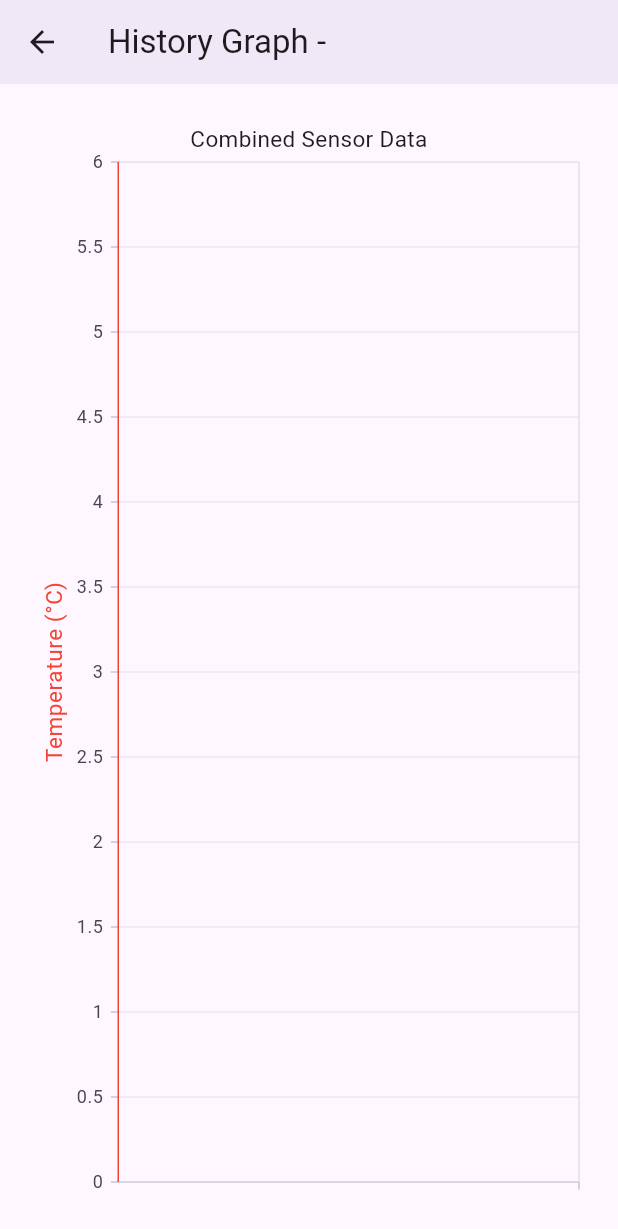
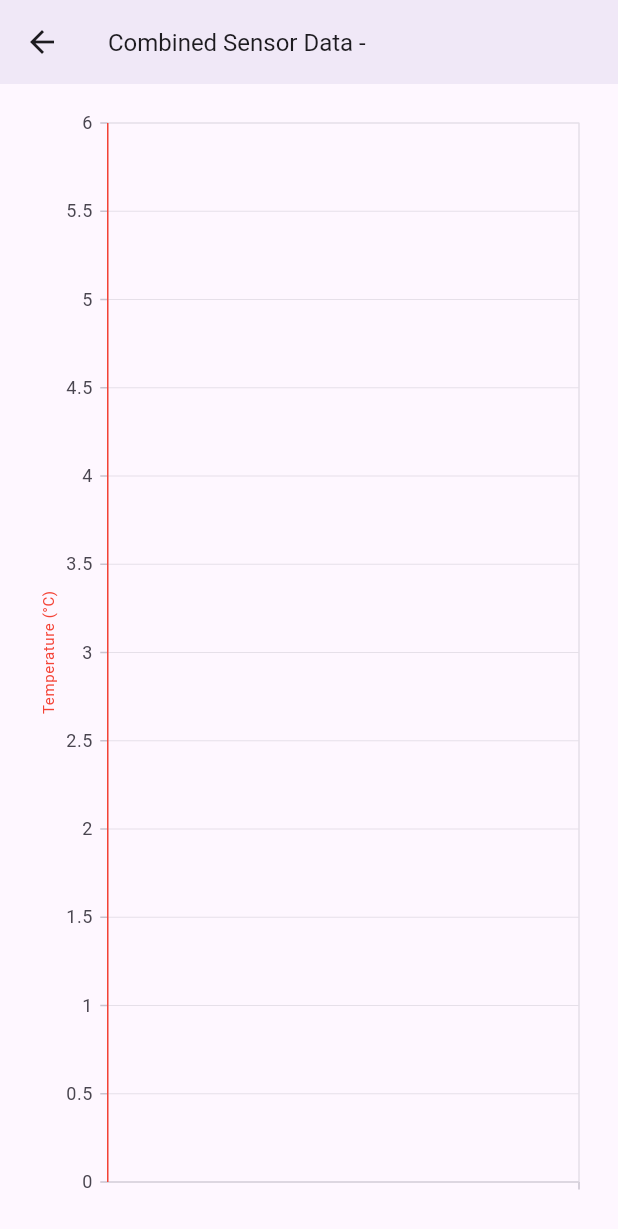
Before and after one commit to MichalMatu/ble_app, a Flutter app: the HistoryGraph screen opened directly with empty values, on a phone screen of 412 x 824 dp. Shown: the top 1229 px of the screen. Run offline on Flutter 3.47's test engine with Material 3 defaults, Android fonts, the phone set to English and light mode, and no system bars; our stand-ins replace convert, device_info_plus, expandable, permission_handler, syncfusion_flutter_charts; missing offline and left inert: bluez, flutter_web_bluetooth.

Commit message:
styled more

```diff
--- a/example/lib/home/history_graph.dart
+++ b/example/lib/home/history_graph.dart
@@ -76,8 +76,8 @@ class HistoryGraphState extends State<HistoryGraph> {
 
     final parts = line.split(',');
     if (parts.length >= 4) {
-      final timestamp =
-          parts[0].substring(0, 16); // Remove seconds from timestamp
+      // Extract up to minutes (YYYY/MM/DD HH:MM)
+      final timestamp = parts[0].substring(0, 16);
       final temperature = double.tryParse(parts[1]) ?? 0.0;
       final humidity = double.tryParse(parts[2]) ?? 0.0;
       final co2 = double.tryParse(parts[3]) ?? 0.0;
@@ -97,8 +97,10 @@ class HistoryGraphState extends State<HistoryGraph> {
   Widget build(BuildContext context) {
     return Scaffold(
       appBar: AppBar(
-        title:
-            Text('History Graph - ${widget.device.name ?? "Unknown Device"}'),
+        title: Text(
+          'Combined Sensor Data - ${widget.device.name ?? "Unknown Device"}',
+          style: TextStyle(fontSize: 16), // Adjust font size here
+        ),
         elevation: 4,
       ),
       body: isLoading
@@ -110,7 +112,6 @@ class HistoryGraphState extends State<HistoryGraph> {
                   enablePanning: true,
                   enablePinching: true,
                 ),
-                title: const ChartTitle(text: 'Combined Sensor Data'),
                 primaryXAxis: const CategoryAxis(
                   labelIntersectAction: AxisLabelIntersectAction.hide,
                   labelRotation: 90, // Rotate labels vertically
@@ -119,7 +120,8 @@ class HistoryGraphState extends State<HistoryGraph> {
                   name: 'TemperatureAxis',
                   title: AxisTitle(
                     text: 'Temperature (°C)',
-                    textStyle: TextStyle(color: Colors.red),
+                    textStyle: TextStyle(
+                        color: Colors.red, fontSize: 10), // Smaller text size
                   ),
                   opposedPosition: false,
                   axisLine: AxisLine(color: Colors.red),
@@ -129,7 +131,9 @@ class HistoryGraphState extends State<HistoryGraph> {
                     name: 'HumidityAxis',
                     title: AxisTitle(
                       text: 'Humidity (%)',
-                      textStyle: TextStyle(color: Colors.blue),
+                      textStyle: TextStyle(
+                          color: Colors.blue,
+                          fontSize: 10), // Smaller text size
                     ),
                     opposedPosition: true,
                     axisLine: AxisLine(color: Colors.blue),
@@ -138,7 +142,9 @@ class HistoryGraphState extends State<HistoryGraph> {
                     name: 'CO2Axis',
                     title: AxisTitle(
                       text: 'CO₂ (ppm)',
-                      textStyle: TextStyle(color: Colors.green),
+                      textStyle: TextStyle(
+                          color: Colors.green,
+                          fontSize: 10), // Smaller text size
                     ),
                     opposedPosition: true,
                     axisLine: AxisLine(color: Colors.green),
```
